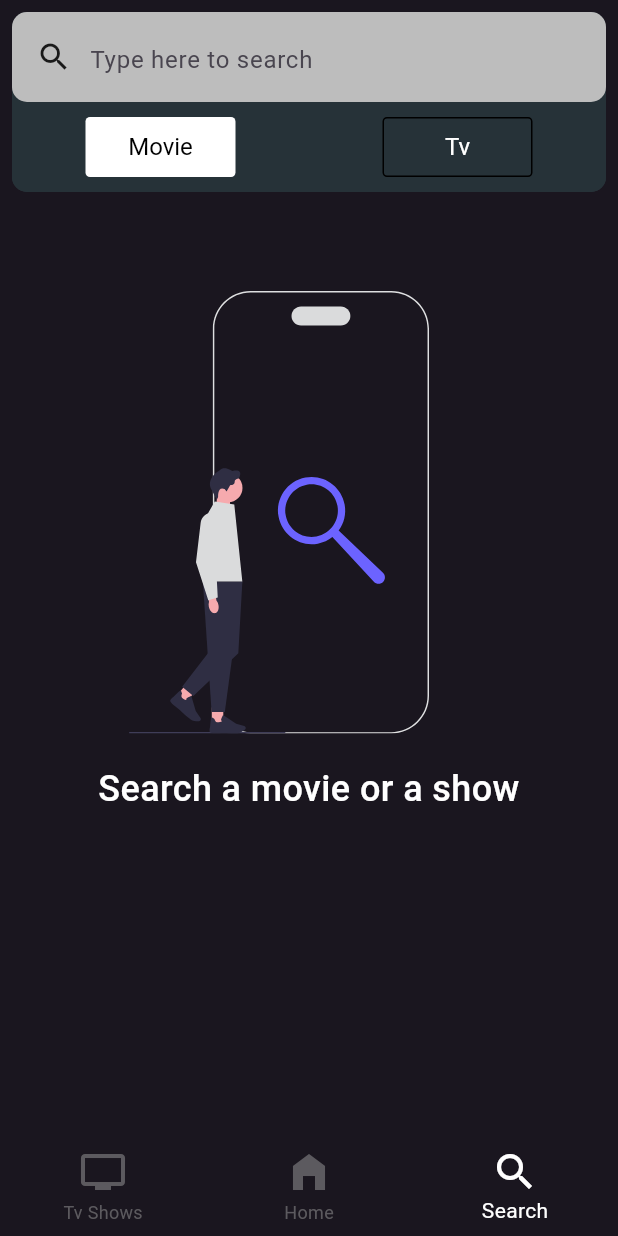
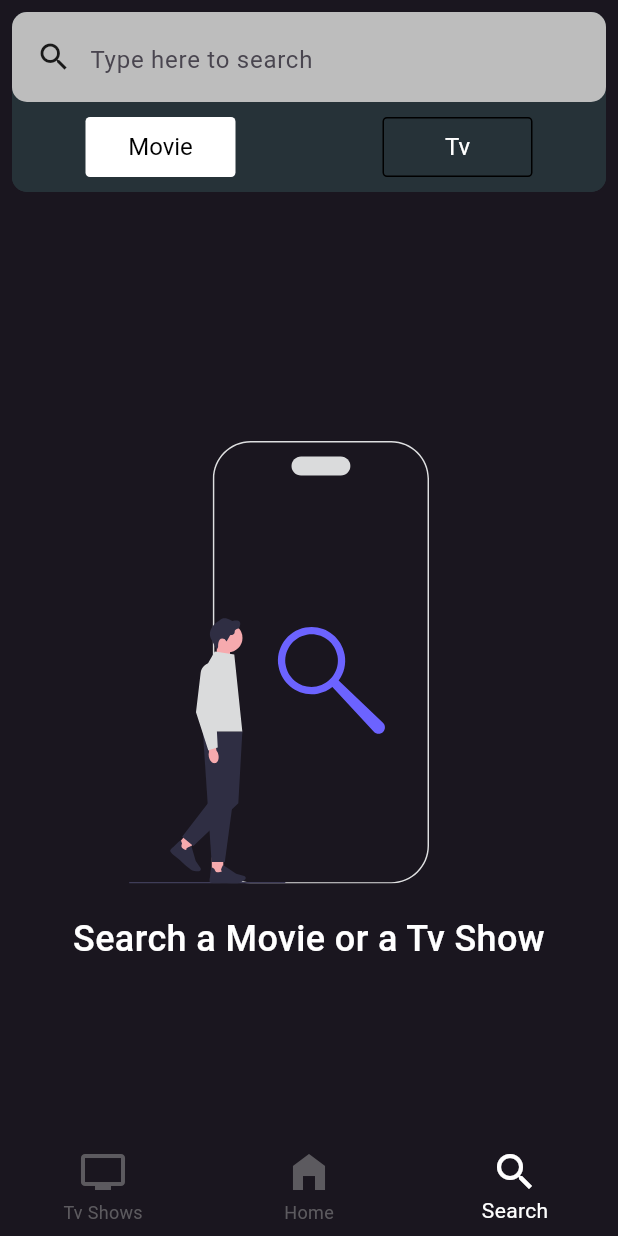
Before and after one commit to enzogoncalves/mediafy-flutter, a Flutter app: the screen it shows after launch, item 3 of the bottom bar chosen, on a phone screen of 412 x 824 dp. Run offline on Flutter 3.47's test engine with Material 3 defaults, Android fonts, the phone set to English and light mode, and no system bars; our stand-ins replace bloc, equatable, flutter_bloc, flutter_dotenv, flutter_svg, shimmer; network calls fail.

Commit message:
image for no movie or tv show found

```diff
--- a/lib/pages/search_page.dart
+++ b/lib/pages/search_page.dart
@@ -164,7 +164,8 @@ class _SearchPageState extends State<SearchPage> {
                         ),
                     ),
                   )
-                  : Expanded(
+                  : tvShows.isNotEmpty
+                    ? Expanded(
                         child: SingleChildScrollView(
                           child: Wrap(
                               spacing: 16,
@@ -212,28 +213,8 @@ class _SearchPageState extends State<SearchPage> {
                             ),
                         ),
                       )
-                  : Expanded(
-                    child: ListView(
-                      children: [
-                        Container(
-                          margin: const EdgeInsets.only(top: 50, right: 40),
-                          child: SvgPicture.asset("assets/search.svg", width: 200)
-                        ),
-
-                        const SizedBox(height: 20,),
-
-                        const Text(
-                          "Search a movie or a show",
-                          style: TextStyle(
-                            fontSize: 24,
-                            fontWeight: FontWeight.w500,
-                            color: Colors.white
-                          ),
-                          textAlign: TextAlign.center,
-                        )
-                      ],
-                    ),
-                  )
+                    : WarningImages("not-found", "No data found")
+                  : WarningImages("search", "Search a Movie or a Tv Show")
               ],
             ),
           );
@@ -244,3 +225,28 @@ class _SearchPageState extends State<SearchPage> {
     );
   }
 }
+
+Widget WarningImages(String image, String text) {
+  return Expanded(
+    child: ListView(
+      children: [
+        Container(
+          margin: const EdgeInsets.only(top: 150, right: 40),
+          child: SvgPicture.asset('assets/$image.svg', width: 200)
+        ),
+
+        const SizedBox(height: 20,),
+
+        Text(
+          text,
+          style: const TextStyle(
+            fontSize: 24,
+            fontWeight: FontWeight.w500,
+            color: Colors.white
+          ),
+          textAlign: TextAlign.center,
+        )
+      ],
+    ),
+  );
+}
--- a/pubspec.yaml
+++ b/pubspec.yaml
@@ -68,6 +68,7 @@ flutter:
   assets:
     - .env
     - assets/search.svg
+    - assets/not-found.svg
 
   # To add assets to your application, add an assets section, like this:
   # assets:
```
Also changed, not shown: assets/not-found.svg (added). Lines whose indentation alone changed are shown as unchanged.
